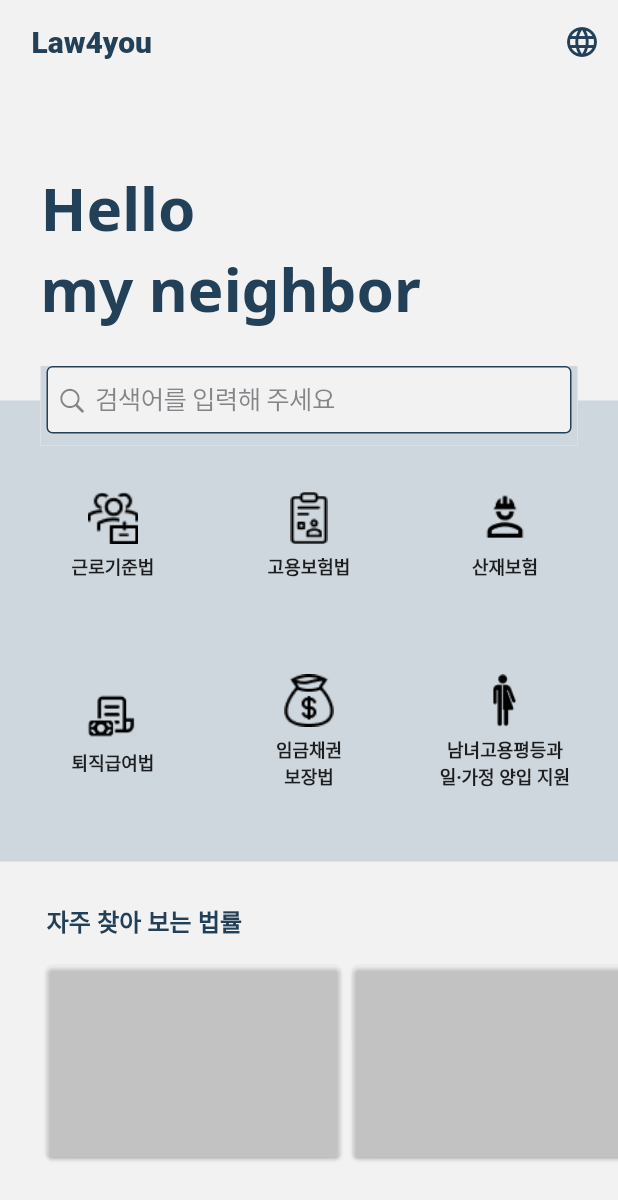
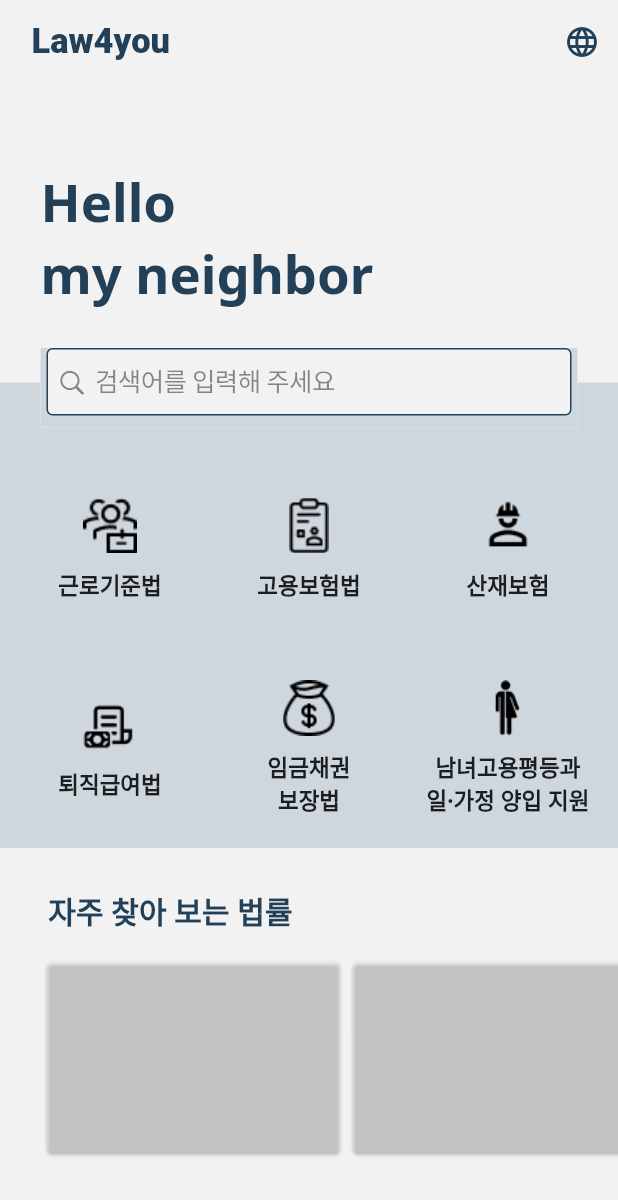
Before and after one commit to GDSC-SWU/2023-MigrantLaw-SolutionChallenge, a Flutter app: the screen it shows after launch, on a phone screen of 412 x 824 dp. Shown: the top 1200 px of the screen. Run offline on Flutter 3.47's test engine with Material 2 defaults, Android fonts, the phone set to English and light mode, and no system bars; missing offline and left inert: google_translator.

```diff
--- a/frontend/lib/home/screen/home_sceen.dart
+++ b/frontend/lib/home/screen/home_sceen.dart
@@ -1,7 +1,6 @@
 import 'package:flutter/material.dart';
 import 'package:flutter/services.dart';
 import 'package:migrant_law_solutionchallenge/home_detail/screen/equality_detail_screen.dart';
-import 'package:migrant_law_solutionchallenge/home_detail/search/screen/search_labor_screen.dart';
 import '../../const/color.dart';
 import '../../home_detail/screen/employment_detail_screen.dart';
 import '../../home_detail/screen/labor_detail_screen.dart';
@@ -42,7 +41,7 @@ class HomeScreen extends StatelessWidget {
             child: Text(
               "Law4you",
               style: TextStyle(
-                fontSize: 20.0,
+                fontSize: 23.0,
                 fontWeight: FontWeight.w800,
               ),
             ),
@@ -89,7 +88,7 @@ class _Head extends StatelessWidget {
             "Hello\nmy neighbor",
             style: TextStyle(
               color: PRIMARY_COLOR,
-              fontSize: 40.0,
+              fontSize: 35.0,
               fontWeight: FontWeight.w700,
             ),
           ),
@@ -114,7 +113,7 @@ class _Body extends StatelessWidget {
   // 텍스트 스타일
   final textStyle = const TextStyle(
     color: Colors.black87,
-    fontSize: 12.0,
+    fontSize: 15.0,
     fontWeight: FontWeight.w700,
   );
 
@@ -151,12 +150,12 @@ class _Body extends StatelessWidget {
   @override
   Widget build(BuildContext context) {
     return Container(
-      padding: const EdgeInsets.symmetric(horizontal: 10, vertical: 15),
+      padding: const EdgeInsets.symmetric(horizontal: 7, vertical: 0),
       decoration: const BoxDecoration(
         color: SECONDARY_COLOR4,
       ),
       child: Padding(
-        padding: const EdgeInsets.only(top: 10.0, bottom: 6.0),
+        padding: const EdgeInsets.only(top: 45.0, bottom: 0.0),
         child: GridView.count(
           shrinkWrap: true,
           physics: const NeverScrollableScrollPhysics(),
@@ -184,10 +183,10 @@ class _Body extends StatelessWidget {
                       children: [
                         Image.asset(
                           'assets/images/${imgList[index]}',
-                          height: 35.0,
+                          height: 37.0,
                           fit: BoxFit.cover,
                         ),
-                        const SizedBox(height: 6.0),
+                        const SizedBox(height: 10.0),
                         Text(
                           cardNameList[index],
                           textAlign: TextAlign.center,
@@ -223,7 +222,7 @@ class _Bottom extends StatelessWidget {
                 " 자주 찾아 보는 법률 ",
                 style: TextStyle(
                   color: PRIMARY_COLOR,
-                  fontSize: 16.0,
+                  fontSize: 20.0,
                   fontWeight: FontWeight.w800,
                 ),
               ),
```
Also changed, not shown: frontend/lib/home_detail/search/model/search_law_model.dart (+9 -0 lines), frontend/lib/home_detail/search/screen/search_labor_detail_screen.dart (+16 -8 lines), frontend/lib/home_detail/search/screen/search_labor_screen.dart (+7 -4 lines).
